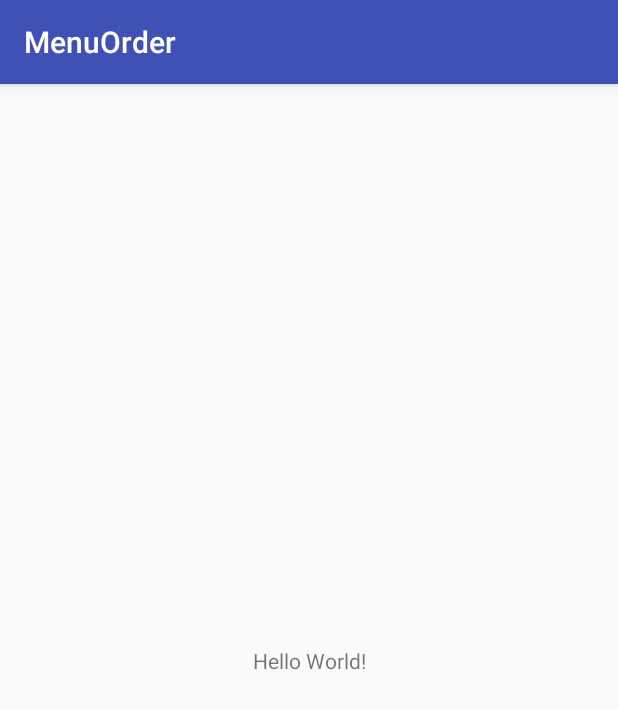
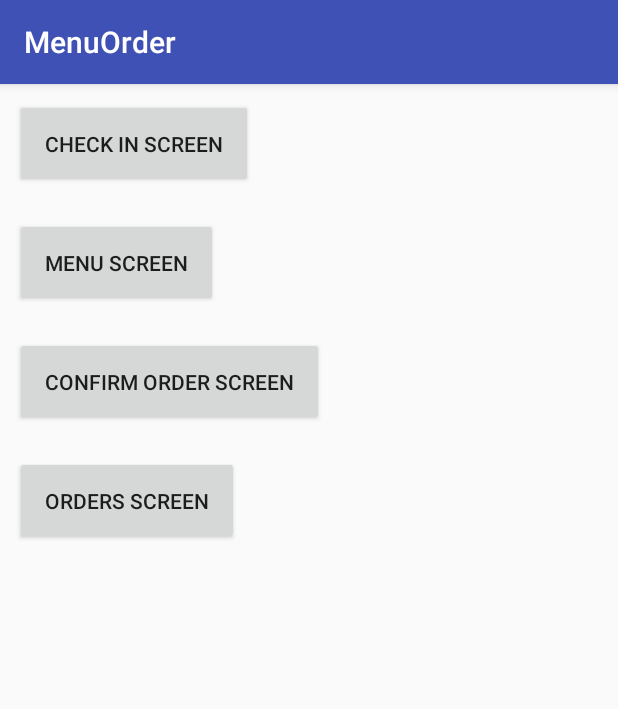
Before and after one commit to trucpt/AndroidTraining, an Android app: the screen it shows after launch (MainActivity), on a phone screen of 412 x 824 dp. Shown: the top 709 px of the screen. Run offline under Robolectric (Android 15) with nearby library versions, the phone set to English and light mode, and no system bars; our stand-ins replace ButterKnife.

Commit message:
Boilerplate code for all screens

```diff
--- a/app/build.gradle
+++ b/app/build.gradle
@@ -27,4 +27,7 @@ dependencies {
   compile 'com.android.support:appcompat-v7:25.1.0'
   compile 'com.android.support.constraint:constraint-layout:1.0.0-beta4'
   testCompile 'junit:junit:4.12'
+
+  compile 'com.jakewharton:butterknife:8.4.0'
+  annotationProcessor 'com.jakewharton:butterknife-compiler:8.4.0'
 }
--- a/app/src/main/java/com/devscious/menuorder/MainActivity.java
+++ b/app/src/main/java/com/devscious/menuorder/MainActivity.java
@@ -1,12 +1,13 @@
 package com.devscious.menuorder;
 
+import android.os.Bundle;
 import android.support.v7.app.AppCompatActivity;
-import android.os.Bundle;
+import butterknife.ButterKnife;
 
 public class MainActivity extends AppCompatActivity {
-
   @Override protected void onCreate(Bundle savedInstanceState) {
     super.onCreate(savedInstanceState);
     setContentView(R.layout.activity_main);
+    ButterKnife.bind(this);
   }
 }
--- /dev/null
+++ b/app/src/main/java/com/devscious/menuorder/screens/checkin/CheckInActivity.java
@@ -0,0 +1,8 @@
+package com.devscious.menuorder.screens.checkin;
+
+/**
+ * Created by truc.pham on 1/16/17.
+ */
+
+public class CheckInActivity {
+}
--- /dev/null
+++ b/app/src/main/java/com/devscious/menuorder/screens/confirmation/ConfirmOrderActivity.java
@@ -0,0 +1,8 @@
+package com.devscious.menuorder.screens.confirmation;
+
+/**
+ * Created by truc.pham on 1/16/17.
+ */
+
+public class ConfirmOrderActivity {
+}
--- /dev/null
+++ b/app/src/main/java/com/devscious/menuorder/screens/menu/MenuActivity.java
@@ -0,0 +1,8 @@
+package com.devscious.menuorder.screens.menu;
+
+/**
+ * Created by truc.pham on 1/16/17.
+ */
+
+public class MenuActivity {
+}
--- /dev/null
+++ b/app/src/main/java/com/devscious/menuorder/screens/orders/OrdersActivity.java
@@ -0,0 +1,8 @@
+package com.devscious.menuorder.screens.orders;
+
+/**
+ * Created by truc.pham on 1/16/17.
+ */
+
+public class OrdersActivity {
+}
--- /dev/null
+++ b/app/src/main/java/com/devscious/menuorder/screens/splash/SplashActivity.java
@@ -0,0 +1,8 @@
+package com.devscious.menuorder.screens.splash;
+
+/**
+ * Created by truc.pham on 1/16/17.
+ */
+
+public class SplashActivity {
+}
--- a/app/src/main/res/layout/activity_main.xml
+++ b/app/src/main/res/layout/activity_main.xml
@@ -1,21 +1,45 @@
 <?xml version="1.0" encoding="utf-8"?>
-<android.support.constraint.ConstraintLayout
+<LinearLayout
     xmlns:android="http://schemas.android.com/apk/res/android"
-    xmlns:app="http://schemas.android.com/apk/res-auto"
     xmlns:tools="http://schemas.android.com/tools"
     android:layout_width="match_parent"
     android:layout_height="match_parent"
+    android:orientation="vertical"
     tools:context="com.devscious.menuorder.MainActivity"
     >
-
-  <TextView
+  <Button
+      android:id="@+id/check_in"
       android:layout_width="wrap_content"
       android:layout_height="wrap_content"
-      android:text="Hello World!"
-      app:layout_constraintBottom_toBottomOf="parent"
-      app:layout_constraintLeft_toLeftOf="parent"
-      app:layout_constraintRight_toRightOf="parent"
-      app:layout_constraintTop_toTopOf="parent"
+      android:layout_margin="10dp"
+      android:padding="20dp"
+      android:text="Check In screen"
       />
 
-</android.support.constraint.ConstraintLayout>
+  <Button
+      android:id="@+id/menu"
+      android:layout_width="wrap_content"
+      android:layout_height="wrap_content"
+      android:layout_margin="10dp"
+      android:padding="20dp"
+      android:text="Menu screen"
+      />
+
+  <Button
+      android:id="@+id/confirmation"
+      android:layout_width="wrap_content"
+      android:layout_height="wrap_content"
+      android:layout_margin="10dp"
+      android:padding="20dp"
+      android:text="Confirm Order screen"
+      />
+
+  <Button
+      android:id="@+id/orders"
+      android:layout_width="wrap_content"
+      android:layout_height="wrap_content"
+      android:layout_margin="10dp"
+      android:padding="20dp"
+      android:text="Orders screen"
+      />
+</LinearLayout>
```
